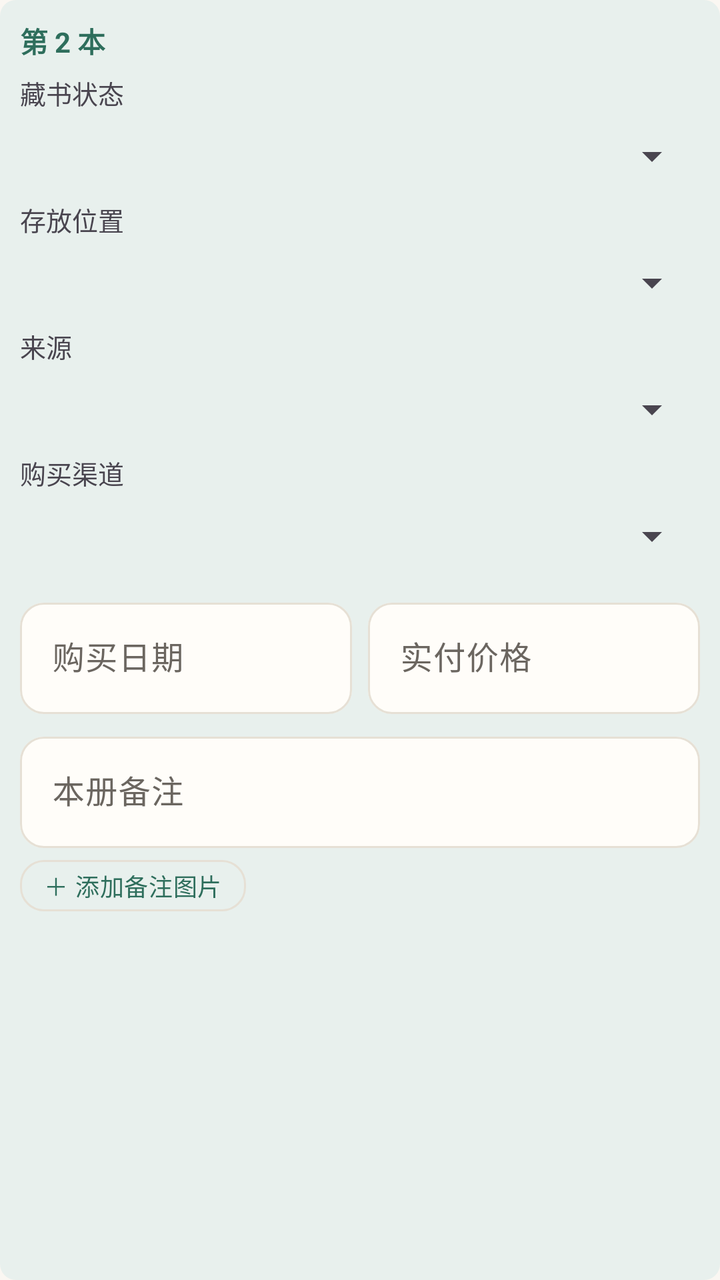
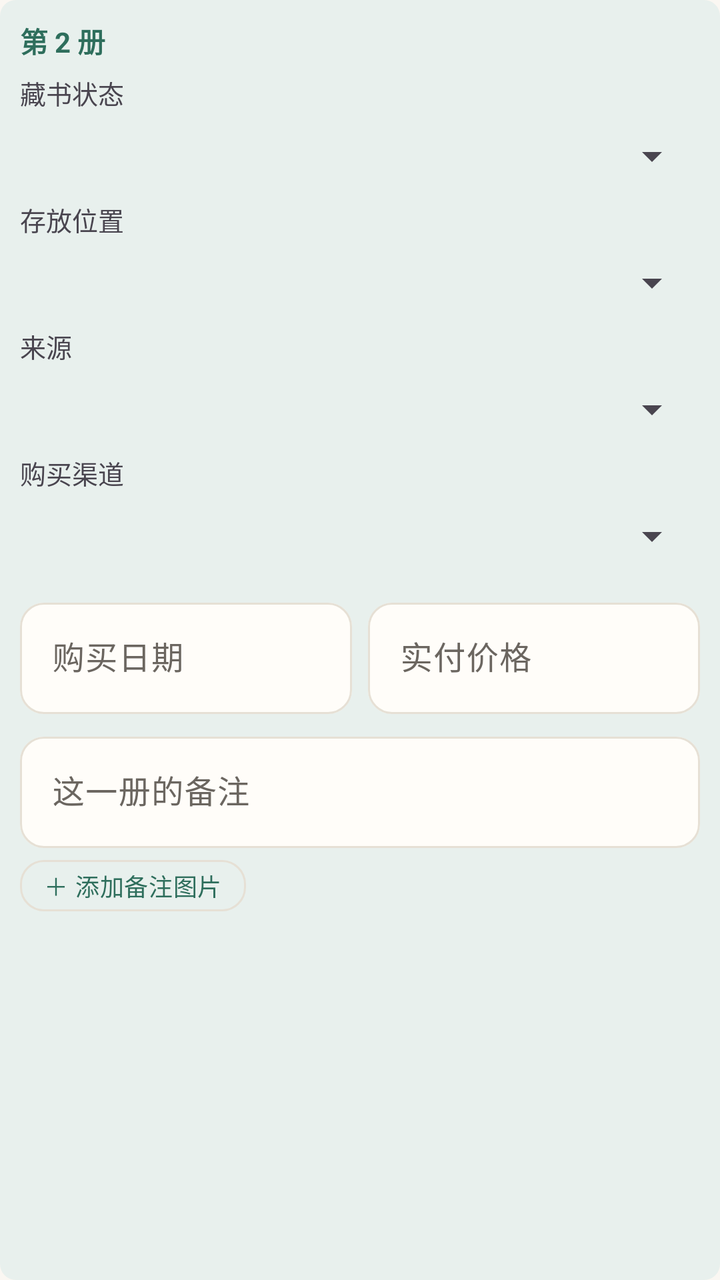

An Android layout rendered at two revisions. The XML below is the earlier revision; the diff shows what the commit changed to produce the second picture.
<!-- AndroidManifest.xml: application theme Theme.Bookshelf -->
<!-- res/layout/item_copy_form.xml -->
<?xml version="1.0" encoding="utf-8"?>
<LinearLayout xmlns:android="http://schemas.android.com/apk/res/android"
    android:layout_width="match_parent"
    android:layout_height="wrap_content"
    android:layout_marginTop="10dp"
    android:background="@drawable/bg_chip"
    android:orientation="vertical"
    android:padding="10dp">

    <TextView
        android:id="@+id/tv_copy_title"
        android:layout_width="wrap_content"
        android:layout_height="wrap_content"
        android:text="第 2 本"
        android:textColor="?attr/colorPrimary"
        android:textStyle="bold" />

    <TextView
        android:layout_width="wrap_content"
        android:layout_height="wrap_content"
        android:layout_marginTop="6dp"
        android:text="藏书状态"
        android:textSize="13sp" />

    <Spinner
        android:id="@+id/sp_copy_stock"
        android:layout_width="match_parent"
        android:layout_height="wrap_content"
        android:minHeight="44dp" />

    <TextView
        android:layout_width="wrap_content"
        android:layout_height="wrap_content"
        android:text="存放位置"
        android:textSize="13sp" />

    <Spinner
        android:id="@+id/sp_copy_location"
        android:layout_width="match_parent"
        android:layout_height="wrap_content"
        android:minHeight="44dp" />

    <TextView
        android:layout_width="wrap_content"
        android:layout_height="wrap_content"
        android:text="来源"
        android:textSize="13sp" />

    <Spinner
        android:id="@+id/sp_copy_own"
        android:layout_width="match_parent"
        android:layout_height="wrap_content"
        android:minHeight="44dp" />

    <TextView
        android:id="@+id/tv_copy_channel_label"
        android:layout_width="wrap_content"
        android:layout_height="wrap_content"
        android:text="购买渠道"
        android:textSize="13sp" />

    <Spinner
        android:id="@+id/sp_copy_channel"
        android:layout_width="match_parent"
        android:layout_height="wrap_content"
        android:minHeight="44dp" />

    
    <LinearLayout
        android:id="@+id/ll_copy_purchase"
        android:layout_width="match_parent"
        android:layout_height="wrap_content"
        android:layout_marginTop="6dp"
        android:orientation="horizontal">

        <com.google.android.material.textfield.TextInputLayout
            android:layout_width="0dp"
            android:layout_height="wrap_content"
            android:layout_weight="1"
            android:hint="购买日期">

            <com.google.android.material.textfield.TextInputEditText
                android:id="@+id/et_copy_date"
                android:layout_width="match_parent"
                android:layout_height="wrap_content"
                android:clickable="true"
                android:focusable="false" />
        </com.google.android.material.textfield.TextInputLayout>

        <com.google.android.material.textfield.TextInputLayout
            android:layout_width="0dp"
            android:layout_height="wrap_content"
            android:layout_marginStart="8dp"
            android:layout_weight="1"
            android:hint="实付价格">

                <com.google.android.material.textfield.TextInputEditText
                    android:id="@+id/et_copy_price"
                    android:layout_width="match_parent"
                    android:layout_height="wrap_content"
                    android:inputType="numberDecimal" />
            </com.google.android.material.textfield.TextInputLayout>
    </LinearLayout>

    
    <com.google.android.material.textfield.TextInputLayout
        android:layout_width="match_parent"
        android:layout_height="wrap_content"
        android:layout_marginTop="6dp"
        android:hint="本册备注">

        <com.google.android.material.textfield.TextInputEditText
            android:id="@+id/et_copy_note"
            android:layout_width="match_parent"
            android:layout_height="wrap_content" />
    </com.google.android.material.textfield.TextInputLayout>

    
    <com.google.android.material.button.MaterialButton
        android:id="@+id/btn_copy_add_note_image"
        style="@style/Widget.Bookshelf.Button.Outlined"
        android:layout_width="wrap_content"
        android:layout_height="wrap_content"
        android:layout_marginTop="6dp"
        android:minWidth="0dp"
        android:minHeight="0dp"
        android:paddingHorizontal="12dp"
        android:paddingVertical="4dp"
        android:insetTop="0dp"
        android:insetBottom="0dp"
        android:text="＋ 添加备注图片"
        android:textSize="12sp" />

    <HorizontalScrollView
        android:id="@+id/scroll_copy_note_thumbs"
        android:layout_width="match_parent"
        android:layout_height="wrap_content"
        android:layout_marginTop="6dp"
        android:scrollbars="none"
        android:visibility="gone">

        <LinearLayout
            android:id="@+id/container_copy_note_thumbs"
            android:layout_width="wrap_content"
            android:layout_height="wrap_content"
            android:orientation="horizontal" />
    </HorizontalScrollView>
</LinearLayout>
<!-- resources referenced by this layout -->
<resources>
  <!-- drawable bg_chip (drawable) -->
  <?xml version="1.0" encoding="utf-8"?>
  <shape xmlns:android="http://schemas.android.com/apk/res/android" android:shape="rectangle">
      <solid android:color="?attr/chip_bg" />
      <corners android:radius="@dimen/radius_sm" />
  </shape>
  <dimen name="radius_sm">8dp</dimen>
  <style name="ShapeAppearance.Bookshelf.Medium" parent="ShapeAppearance.Material3.Corner.Medium">
          <item name="cornerSize">@dimen/radius_md</item>
      </style>
  <dimen name="text_body_small">13sp</dimen>
  <dimen name="radius_md">12dp</dimen>
  <color name="primary">#2E6E5C</color>
  <color name="primary_dark">#1F4D40</color>
  <color name="accent">#C08A3E</color>
  <color name="chip_bg">#E8F0ED</color>
  <color name="green_container">#E6F0EC</color>
  <color name="green_on_container">#1C4A3E</color>
  <color name="green_page">#FAF7F2</color>
  <color name="green_surface">#FFFDF9</color>
  <color name="green_surface_dim">#F3EEE6</color>
  <color name="green_outline">#E6E0D5</color>
  <color name="green_outline_strong">#D8D0C2</color>
  <color name="bg_page">#FAF7F2</color>
  <color name="surface">#FFFDF9</color>
  <color name="surface_dim">#F4F0E9</color>
  <color name="outline">#E6E0D5</color>
  <color name="outline_strong">#CFC5B4</color>
  <color name="text_main">#2B2B2B</color>
  <color name="text_sub">#6B6660</color>
  <color name="accent_text">#8A5A1A</color>
  <style name="Widget.Bookshelf.MaterialCard" parent="Widget.Material3.CardView.Outlined">
          <item name="cardCornerRadius">@dimen/card_corner</item>
          <item name="cardElevation">0dp</item>
          <item name="strokeColor">?attr/outline</item>
          <item name="strokeWidth">1dp</item>
      </style>
  <style name="Widget.Bookshelf.ChipGroup" parent="Widget.Material3.ChipGroup">
          <item name="chipSpacingHorizontal">8dp</item>
          <item name="chipSpacingVertical">4dp</item>
          <item name="singleLine">false</item>
      </style>
  <style name="ThemeOverlay.Bookshelf.BottomSheet" parent="ThemeOverlay.Material3.BottomSheetDialog">
          <item name="bottomSheetStyle">@style/Widget.Bookshelf.BottomSheet</item>
      </style>
  <dimen name="card_corner">16dp</dimen>
  <style name="ShapeAppearance.Bookshelf.Pill" parent="ShapeAppearance.Material3.Corner.Full">
          <item name="cornerSize">50%</item>
      </style>
  <style name="TextAppearance.Bookshelf.DialogTitle" parent="MaterialAlertDialog.Material3.Title.Text">
          <item name="android:textSize">@dimen/text_title_toolbar</item>
          <item name="android:textStyle">bold</item>
          <item name="android:textColor">?attr/on_surface</item>
      </style>
  <style name="TextAppearance.Bookshelf.DialogBody" parent="MaterialAlertDialog.Material3.Body.Text">
          <item name="android:textSize">@dimen/text_body_small</item>
          <item name="android:textColor">?attr/on_surface_variant</item>
          <item name="android:lineSpacingMultiplier">1.4</item>
      </style>
  <style name="Widget.Bookshelf.Button.Dialog" parent="Widget.Material3.Button.TextButton.Dialog">
          <item name="android:textSize">@dimen/text_body_small</item>
          <item name="android:textAllCaps">false</item>
      </style>
  <style name="ShapeAppearance.Bookshelf.Dialog" parent="ShapeAppearance.Material3.Corner.Large">
          <item name="cornerSize">@dimen/card_corner</item>
      </style>
  <style name="Widget.Bookshelf.BottomSheet" parent="Widget.Material3.BottomSheet.Modal">
          <item name="shapeAppearance">@style/ShapeAppearance.Bookshelf.BottomSheet</item>
          <item name="backgroundTint">?attr/surface</item>
          
          <item name="elevationOverlayEnabled">false</item>
      </style>
  <dimen name="text_title_toolbar">16sp</dimen>
  <!-- unchanged entries left out for length: 8 -->
</resources>

<!-- the commit's change to res/layout/item_copy_form.xml (unified diff, before → after) -->
@@ -11,7 +11,7 @@
         android:id="@+id/tv_copy_title"
         android:layout_width="wrap_content"
         android:layout_height="wrap_content"
-        android:text="第 2 本"
+        android:text="第 2 册"
         android:textColor="?attr/colorPrimary"
         android:textStyle="bold" />
 
@@ -107,7 +107,7 @@
         android:layout_width="match_parent"
         android:layout_height="wrap_content"
         android:layout_marginTop="6dp"
-        android:hint="本册备注">
+        android:hint="这一册的备注">
 
         <com.google.android.material.textfield.TextInputEditText
             android:id="@+id/et_copy_note"
